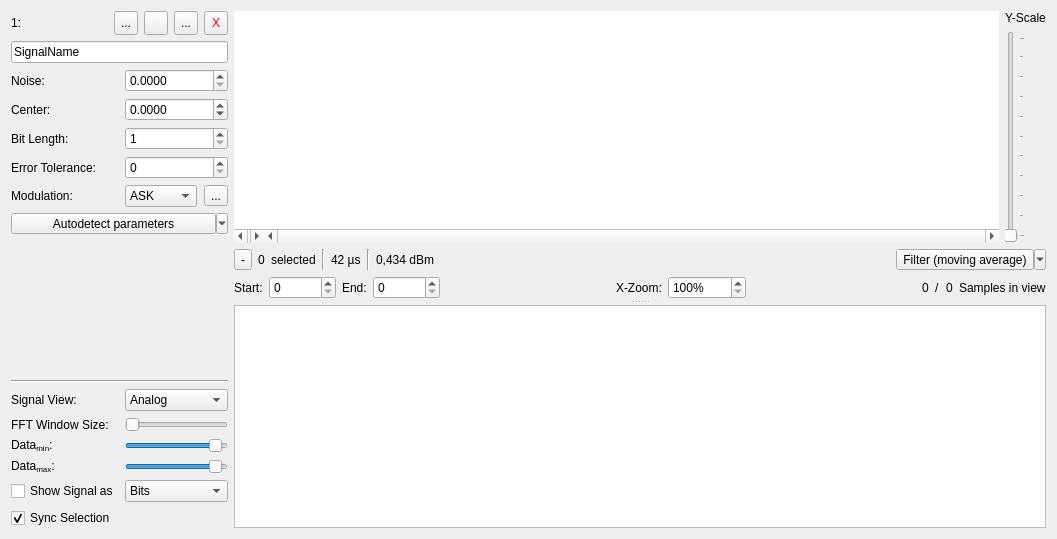
The window that data/ui/signal_frame.ui (jopohl/urh) describes before a commit, drawn with Qt 5.
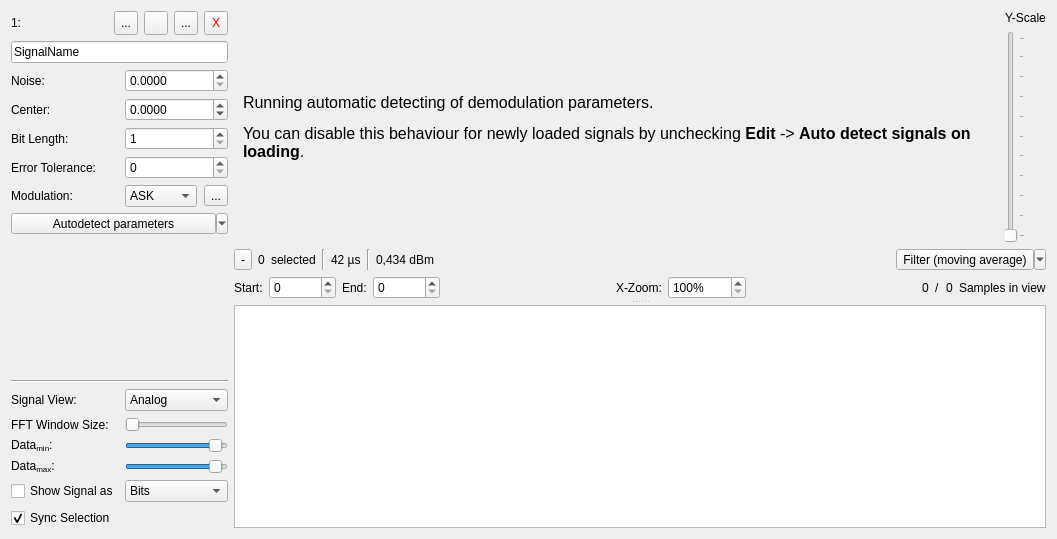
The same window after the commit. The open tabs and pages were chosen to show the change. Icons and pictures are not drawn. Custom widgets are drawn as their Qt base class.

Commit message: make auto interpretation optional and add indicator

```diff
--- a/data/ui/signal_frame.ui
+++ b/data/ui/signal_frame.ui
@@ -940,6 +940,25 @@
              </item>
             </layout>
            </widget>
+           <widget class="QWidget" name="pageLoading">
+            <layout class="QVBoxLayout" name="verticalLayout_2">
+             <item>
+              <widget class="QLabel" name="labelLoadingAutoInterpretation">
+               <property name="font">
+                <font>
+                 <pointsize>12</pointsize>
+                </font>
+               </property>
+               <property name="text">
+                <string>&lt;html&gt;&lt;head/&gt;&lt;body&gt;&lt;p&gt;Running automatic detecting of demodulation parameters.&lt;/p&gt;&lt;p&gt;You can disable this behaviour for newly loaded signals by unchecking &lt;span style=&quot; font-weight:600;&quot;&gt;Edit&lt;/span&gt; -&amp;gt; &lt;span style=&quot; font-weight:600;&quot;&gt;Auto detect signals on loading&lt;/span&gt;.&lt;/p&gt;&lt;/body&gt;&lt;/html&gt;</string>
+               </property>
+               <property name="wordWrap">
+                <bool>true</bool>
+               </property>
+              </widget>
+             </item>
+            </layout>
+           </widget>
           </widget>
          </item>
          <item>
```
The commit also changes 4 other files.
